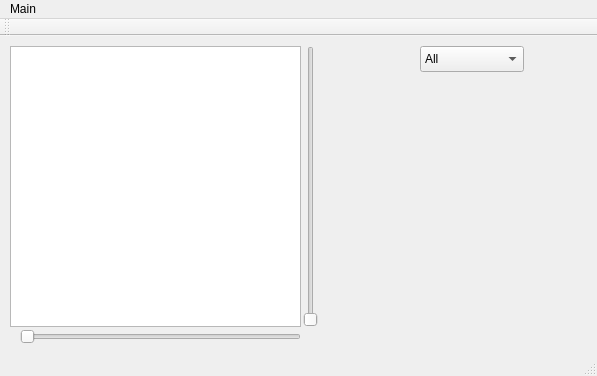
Qt form IU/portada/mainwindow.ui (zapikazo/TFG) before a commit.
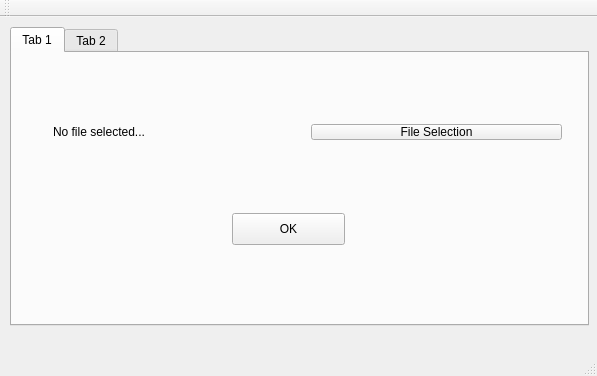
The same form after that commit.

Diff of the .ui file:
```diff
--- a/IU/portada/mainwindow.ui
+++ b/IU/portada/mainwindow.ui
@@ -14,71 +14,73 @@
    <string>MainWindow</string>
   </property>
   <widget class="QWidget" name="centralWidget">
-   <widget class="QComboBox" name="comboBox">
+   <widget class="QWidget" name="verticalLayoutWidget">
     <property name="geometry">
      <rect>
-      <x>420</x>
-      <y>10</y>
-      <width>104</width>
-      <height>26</height>
+      <x>-1</x>
+      <y>-1</y>
+      <width>601</width>
+      <height>321</height>
      </rect>
     </property>
+    <layout class="QVBoxLayout" name="verticalLayout">
     <item>
-     <property name="text">
-      <string>All</string>
-     </property>
-    </item>
-    <item>
+      <widget class="QTabWidget" name="tabWidget">
+       <property name="currentIndex">
+        <number>0</number>
+       </property>
+       <widget class="QWidget" name="tab">
+        <attribute name="title">
+         <string>Tab 1</string>
+        </attribute>
+        <widget class="QPushButton" name="pushButton_2">
+         <property name="geometry">
+          <rect>
+           <x>220</x>
+           <y>160</y>
+           <width>113</width>
+           <height>32</height>
+          </rect>
+         </property>
      <property name="text">
-      <string>MCUs</string>
-     </property>
-    </item>
+          <string>OK</string>
+         </property>
+        </widget>
+        <widget class="QWidget" name="horizontalLayoutWidget">
+         <property name="geometry">
+          <rect>
+           <x>30</x>
+           <y>60</y>
+           <width>531</width>
+           <height>38</height>
+          </rect>
+         </property>
+         <layout class="QHBoxLayout" name="horizontalLayout">
     <item>
+           <widget class="QLabel" name="label">
      <property name="text">
-      <string>SBUs</string>
-     </property>
+             <string>No file selected...</string>
+            </property>
+           </widget>
     </item>
     <item>
+           <widget class="QPushButton" name="pushButton">
      <property name="text">
-      <string>None</string>
-     </property>
-    </item>
-   </widget>
-   <widget class="QGraphicsView" name="graphicsView">
-    <property name="geometry">
-     <rect>
-      <x>10</x>
-      <y>10</y>
-      <width>291</width>
-      <height>281</height>
-     </rect>
-    </property>
-   </widget>
-   <widget class="QSlider" name="horizontalSlider">
-    <property name="geometry">
-     <rect>
-      <x>20</x>
-      <y>290</y>
-      <width>281</width>
-      <height>21</height>
-     </rect>
-    </property>
-    <property name="orientation">
-     <enum>Qt::Horizontal</enum>
-    </property>
-   </widget>
-   <widget class="QSlider" name="verticalSlider">
-    <property name="geometry">
-     <rect>
-      <x>300</x>
-      <y>10</y>
-      <width>22</width>
-      <height>281</height>
-     </rect>
-    </property>
-    <property name="orientation">
-     <enum>Qt::Vertical</enum>
-    </property>
+             <string>File Selection</string>
+            </property>
+           </widget>
+          </item>
+         </layout>
+        </widget>
+       </widget>
+       <widget class="QWidget" name="tab_2">
+        <attribute name="title">
+         <string>Tab 2</string>
+        </attribute>
+       </widget>
+      </widget>
+     </item>
+    </layout>
    </widget>
   </widget>
   <widget class="QMenuBar" name="menuBar">
@@ -90,12 +92,6 @@
      <height>22</height>
     </rect>
    </property>
-   <widget class="QMenu" name="menuMain">
-    <property name="title">
-     <string>Main</string>
-    </property>
-   </widget>
-   <addaction name="menuMain"/>
   </widget>
   <widget class="QToolBar" name="mainToolBar">
    <attribute name="toolBarArea">
```
Left out of the diff: 19 changed lines with no effect on the pictures. Lines whose indentation alone changed are shown as unchanged.
